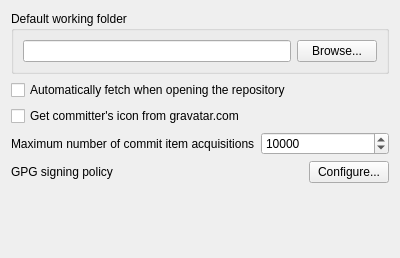
soramimi/Guitar, file src/SettingBehaviorForm.ui: the form before one commit.
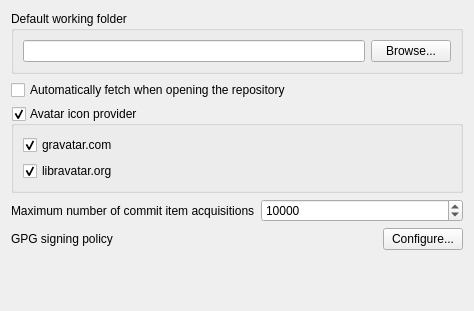
The form after the commit.

Commit message: support libravatar.org

The edit to the form file:
```diff
--- a/src/SettingBehaviorForm.ui
+++ b/src/SettingBehaviorForm.ui
@@ -6,8 +6,8 @@
    <rect>
     <x>0</x>
     <y>0</y>
-    <width>400</width>
-    <height>258</height>
+    <width>474</width>
+    <height>311</height>
    </rect>
   </property>
   <property name="windowTitle">
@@ -41,10 +41,35 @@
     </widget>
    </item>
    <item>
-    <widget class="QCheckBox" name="checkBox_get_committer_icon">
-     <property name="text">
-      <string>Get committer's icon from gravatar.com</string>
+    <widget class="QGroupBox" name="groupBox_avatar_icon_provider">
+     <property name="title">
+      <string>Avatar icon provider</string>
      </property>
+     <property name="checkable">
+      <bool>true</bool>
+     </property>
+     <layout class="QVBoxLayout" name="verticalLayout_2">
+      <item>
+       <widget class="QCheckBox" name="checkBox_avatar_provider_gravatar">
+        <property name="text">
+         <string>gravatar.com</string>
+        </property>
+        <property name="checked">
+         <bool>true</bool>
+        </property>
+       </widget>
+      </item>
+      <item>
+       <widget class="QCheckBox" name="checkBox_avatar_provider_libravatar">
+        <property name="text">
+         <string>libravatar.org</string>
+        </property>
+        <property name="checked">
+         <bool>true</bool>
+        </property>
+       </widget>
+      </item>
+     </layout>
     </widget>
    </item>
    <item>
```
Left out of the diff: 1 changed line with no effect on the pictures. The commit also changes 12 other files.
